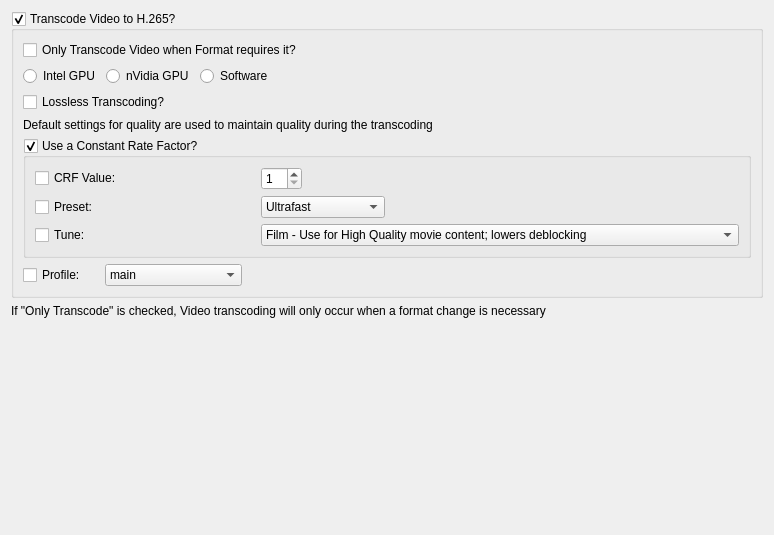
Qt form Preferences/UI/MakeMKVVideoSettings.ui (towel42-com/MediaManager) before a commit.
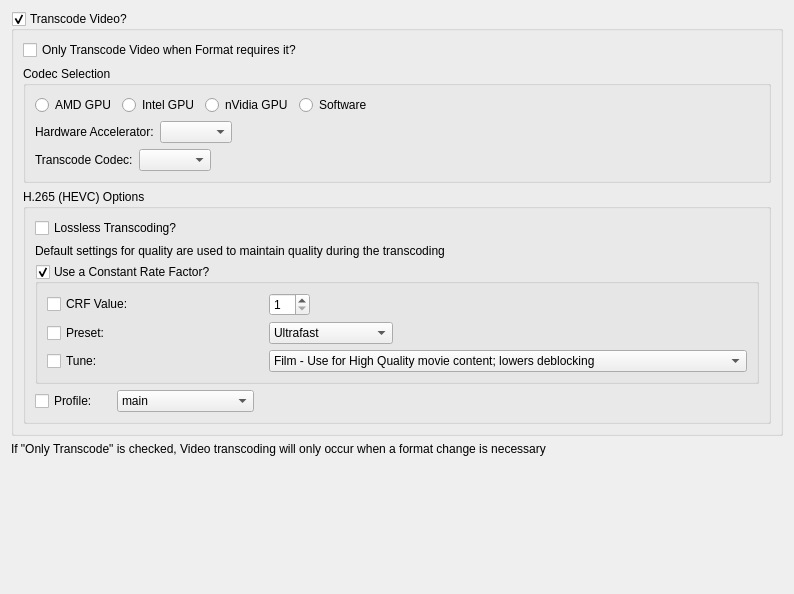
The same form after that commit.

Commit message: Support for video decoding to non-hevc

Patch:
```diff
--- a/Preferences/UI/MakeMKVVideoSettings.ui
+++ b/Preferences/UI/MakeMKVVideoSettings.ui
@@ -6,8 +6,8 @@
    <rect>
     <x>0</x>
     <y>0</y>
-    <width>774</width>
-    <height>535</height>
+    <width>794</width>
+    <height>594</height>
    </rect>
   </property>
   <property name="windowTitle">
@@ -17,40 +17,130 @@
    <item>
     <widget class="QGroupBox" name="convertToH265">
      <property name="title">
-      <string>Transcode Video to H.265?</string>
+      <string>Transcode Video?</string>
      </property>
      <property name="checkable">
       <bool>true</bool>
+     </property>
+     <layout class="QVBoxLayout" name="verticalLayout_2">
+      <item>
+       <widget class="QCheckBox" name="onlyTranscodeVideoOnFormatChange">
+        <property name="text">
+         <string>Only Transcode Video when Format requires it?</string>
+        </property>
+       </widget>
+      </item>
+      <item>
+       <widget class="QGroupBox" name="groupBox">
+        <property name="title">
+         <string>Codec Selection</string>
      </property>
      <layout class="QGridLayout" name="gridLayout">
-      <item row="2" column="2">
+         <item row="0" column="0">
+          <widget class="QRadioButton" name="amdGPUTranscode">
+           <property name="text">
+            <string>AMD GPU</string>
+           </property>
+          </widget>
+         </item>
+         <item row="0" column="1">
+          <widget class="QRadioButton" name="intelGPUTranscode">
+           <property name="text">
+            <string>Intel GPU</string>
+           </property>
+          </widget>
+         </item>
+         <item row="0" column="2">
+          <widget class="QRadioButton" name="nvidiaGPUTranscode">
+           <property name="text">
+            <string>nVidia GPU</string>
+           </property>
+          </widget>
+         </item>
+         <item row="0" column="3">
        <widget class="QRadioButton" name="softwareTranscode">
         <property name="text">
          <string>Software</string>
         </property>
        </widget>
       </item>
-      <item row="2" column="3">
+         <item row="0" column="4">
        <spacer name="horizontalSpacer_2">
         <property name="orientation">
          <enum>Qt::Horizontal</enum>
         </property>
         <property name="sizeHint" stdset="0">
          <size>
-          <width>255</width>
+             <width>417</width>
           <height>20</height>
          </size>
         </property>
        </spacer>
       </item>
-      <item row="4" column="0" colspan="4">
-       <widget class="QLabel" name="label_7">
+         <item row="1" column="0" colspan="5">
+          <layout class="QHBoxLayout" name="horizontalLayout_3">
+           <item>
+            <widget class="QLabel" name="label_2">
         <property name="text">
-         <string>Default settings for quality are used to maintain quality during the transcoding</string>
+              <string>Hardware Accelerator:</string>
         </property>
        </widget>
       </item>
-      <item row="6" column="0" colspan="4">
+           <item>
+            <widget class="QComboBox" name="hwAccel"/>
+           </item>
+           <item>
+            <spacer name="horizontalSpacer_4">
+             <property name="orientation">
+              <enum>Qt::Horizontal</enum>
+             </property>
+             <property name="sizeHint" stdset="0">
+              <size>
+               <width>37</width>
+               <height>17</height>
+              </size>
+             </property>
+            </spacer>
+           </item>
+          </layout>
+         </item>
+         <item row="2" column="0" colspan="5">
+          <layout class="QHBoxLayout" name="horizontalLayout_2">
+           <item>
+            <widget class="QLabel" name="label_3">
+             <property name="text">
+              <string>Transcode Codec:</string>
+             </property>
+            </widget>
+           </item>
+           <item>
+            <widget class="QComboBox" name="videoCodec"/>
+           </item>
+           <item>
+            <spacer name="horizontalSpacer_3">
+             <property name="orientation">
+              <enum>Qt::Horizontal</enum>
+             </property>
+             <property name="sizeHint" stdset="0">
+              <size>
+               <width>40</width>
+               <height>20</height>
+              </size>
+             </property>
+            </spacer>
+           </item>
+          </layout>
+         </item>
+        </layout>
+       </widget>
+      </item>
+      <item>
+       <widget class="QGroupBox" name="h265Options">
+        <property name="title">
+         <string>H.265 (HEVC) Options</string>
+        </property>
+        <layout class="QGridLayout" name="gridLayout_3">
+         <item row="5" column="0" colspan="5">
        <layout class="QHBoxLayout" name="horizontalLayout">
         <item>
          <widget class="QCheckBox" name="useProfile">
@@ -187,14 +277,14 @@
         </item>
        </layout>
       </item>
-      <item row="2" column="1">
-       <widget class="QRadioButton" name="nvidiaGPUTranscode">
+         <item row="2" column="0" colspan="5">
+          <widget class="QCheckBox" name="losslessTranscoding">
         <property name="text">
-         <string>nVidia GPU</string>
+            <string>Lossless Transcoding?</string>
         </property>
        </widget>
       </item>
-      <item row="5" column="0" colspan="4">
+         <item row="4" column="0" colspan="5">
        <widget class="QGroupBox" name="useCRF">
         <property name="title">
          <string>Use a Constant Rate Factor?</string>
@@ -341,25 +431,14 @@
         </layout>
        </widget>
       </item>
-      <item row="2" column="0">
-       <widget class="QRadioButton" name="intelGPUTranscode">
+         <item row="3" column="0" colspan="5">
+          <widget class="QLabel" name="label_7">
         <property name="text">
-         <string>Intel GPU</string>
+            <string>Default settings for quality are used to maintain quality during the transcoding</string>
         </property>
        </widget>
       </item>
-      <item row="3" column="0" colspan="4">
-       <widget class="QCheckBox" name="losslessTranscoding">
-        <property name="text">
-         <string>Lossless Transcoding?</string>
-        </property>
-       </widget>
-      </item>
-      <item row="1" column="0" colspan="4">
-       <widget class="QCheckBox" name="onlyTranscodeVideoOnFormatChange">
-        <property name="text">
-         <string>Only Transcode Video when Format requires it?</string>
-        </property>
+        </layout>
        </widget>
       </item>
      </layout>
```
Left out of the diff: 10 changed lines with no effect on the pictures. Lines whose indentation alone changed are shown as unchanged. The commit also changes 14 other files.
